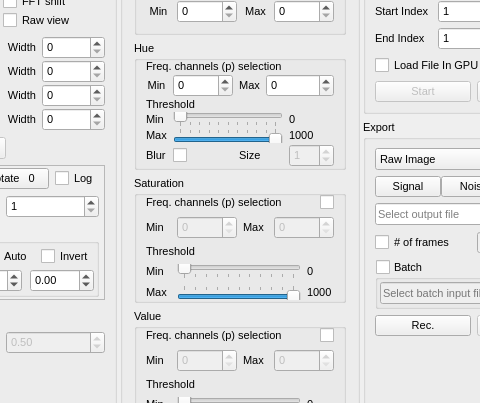
The window that Holovibes/mainwindow.ui (DigitalHolography/Holovibes) describes before a commit, drawn with Qt 5; both pictures show x 335 to 815 and y 102 to 505 of the 1210 by 796 pixel window.
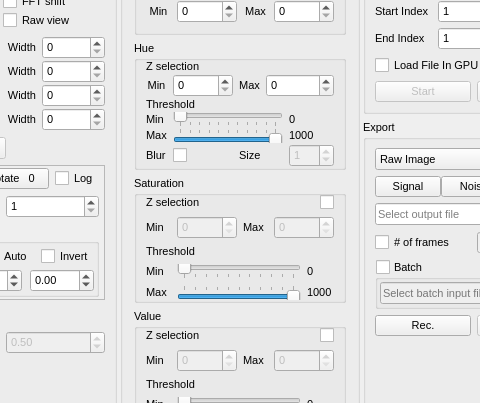
The same window after the commit. Custom widgets are drawn as their Qt base class.

Commit message: fix: ui hsv labels and disable Z during hsv

Patch:
```diff
--- a/Holovibes/mainwindow.ui
+++ b/Holovibes/mainwindow.ui
@@ -1787,7 +1787,7 @@
               <item row="1" column="2" colspan="5">
                <widget class="QLabel" name="label_hue_freq">
                 <property name="text">
-                 <string>Freq. channels (p) selection </string>
+                 <string>Z selection </string>
                 </property>
                </widget>
               </item>
@@ -2004,7 +2004,7 @@
               <item row="0" column="0" colspan="4">
                <widget class="QLabel" name="label_saturation_freq">
                 <property name="text">
-                 <string>Freq. channels (p) selection </string>
+                 <string>Z selection </string>
                 </property>
                </widget>
               </item>
@@ -2134,7 +2134,7 @@
               <item row="0" column="0" colspan="4">
                <widget class="QLabel" name="label_value_freq">
                 <property name="text">
-                 <string>Freq. channels (p) selection </string>
+                 <string>Z selection </string>
                 </property>
                </widget>
               </item>
```
The commit also changes 1 other file.
